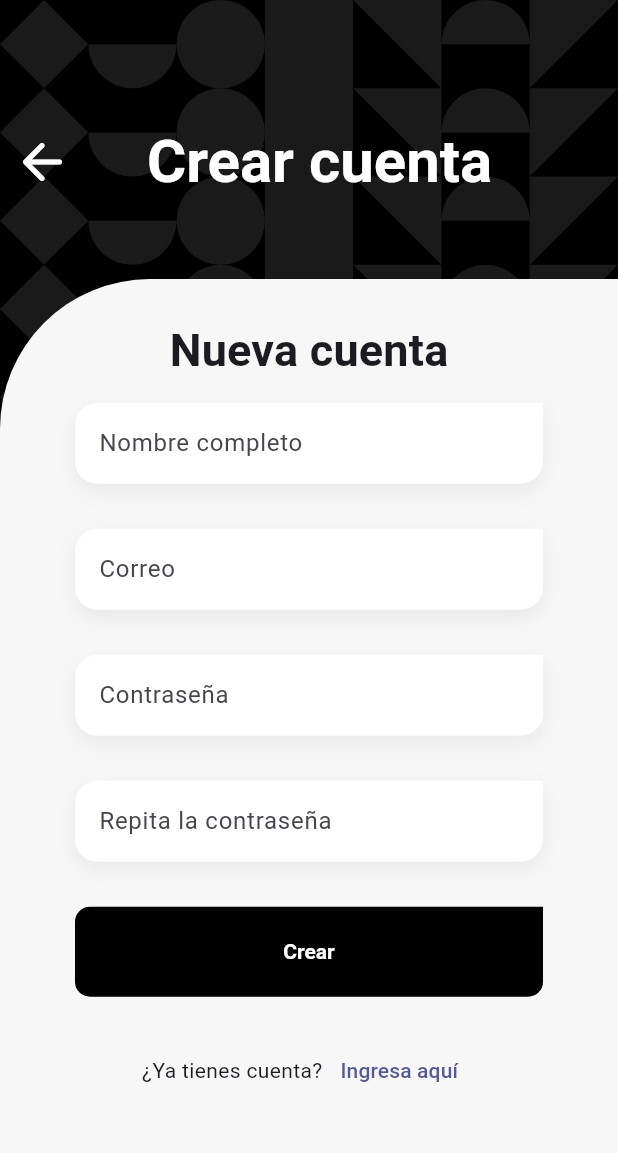
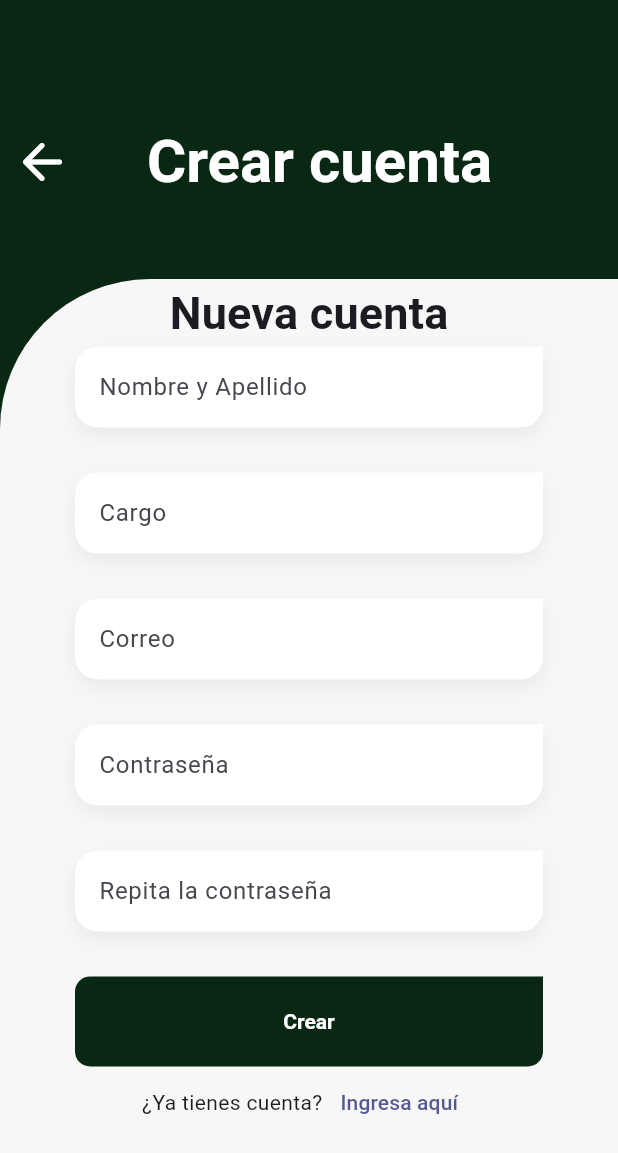
Before and after one commit to DanielaVillacis/ProyectoTitulacion, a Flutter app: the screen it shows after launch, after a tap on "Crea una aquí", on a phone screen of 412 x 824 dp. Shown: the top 1153 px of the screen. Run offline on Flutter 3.47's test engine with Material 3 defaults, Android fonts, the light colour scheme and no system bars; our stand-ins replace dio, flutter_dotenv, flutter_riverpod, formz, go_router, google_fonts and 1 more; project files that could hold a hidden picture were left out.

Commit message:
Configurar Register

```diff
--- a/lib/features/auth/presentation/screens/home_screen.dart
+++ b/lib/features/auth/presentation/screens/home_screen.dart
@@ -1,5 +1,4 @@
 import 'package:flutter/material.dart';
-import 'package:flutter_riverpod/flutter_riverpod.dart';
 import 'package:formulacionesctu/features/shared/shared.dart';
 
 
--- a/lib/features/auth/presentation/screens/login_screen.dart
+++ b/lib/features/auth/presentation/screens/login_screen.dart
@@ -27,7 +27,9 @@
                 const SizedBox( height: 80 ),
                 // Icon Banner
                 const Icon(
+                  //icono de unicio de sesion
                   Icons.assignment_turned_in_rounded,
+                  //Icons.factory_outlined,
                   color: Colors.white,
                   size: 110,
                 ),
@@ -111,7 +113,7 @@
             height: 60,
             child: CustomFilledButton(
               text: 'Ingresar',
-              buttonColor: Colors.black,
+              buttonColor:const Color.fromRGBO(9, 40, 19, 1),
               onPressed: loginForm.isPosting
                 ? null
                 : ref.read(loginFormProvider.notifier).onFormSubmit
--- a/lib/features/auth/presentation/screens/register_screen.dart
+++ b/lib/features/auth/presentation/screens/register_screen.dart
@@ -82,7 +82,13 @@
           // const SizedBox( height: 30 ),
 
           const CustomTextFormField(
-            label: 'Nombre completo',
+            label: 'Nombre y Apellido',
+            keyboardType: TextInputType.emailAddress,
+          ),
+          const SizedBox( height: 30 ),
+
+          const CustomTextFormField(
+            label: 'Cargo',
             keyboardType: TextInputType.emailAddress,
           ),
           const SizedBox( height: 30 ),
@@ -112,7 +118,7 @@
             height: 60,
             child: CustomFilledButton(
               text: 'Crear',
-              buttonColor: Colors.black,
+              buttonColor:const  Color.fromRGBO(9, 40, 19, 1),
               onPressed: (){
 
               },
--- a/lib/features/shared/widgets/geometrical_background.dart
+++ b/lib/features/shared/widgets/geometrical_background.dart
@@ -34,7 +34,7 @@
           Container(
             height: size.height * 0.7,
             decoration: const BoxDecoration(
-              color: Colors.black,
+              color: Color.fromRGBO(9, 40, 19, 1),
             ),
             child: Column(
               children: [
@@ -102,7 +102,7 @@
       width: borderSize,
       height: borderSize,
       decoration: BoxDecoration(
-        color: Colors.white10,
+        color:const Color.fromRGBO(9, 40, 19, 0.1),
         borderRadius: BorderRadius.circular(50)
       ),
     );
@@ -121,7 +121,7 @@
       width: borderSize,
       height: borderSize,
       decoration: const BoxDecoration(
-        color: Colors.white10,
+        color: Color.fromRGBO(9, 40, 19, 0.3),
       ),
     );
   }
@@ -149,7 +149,7 @@
   @override
   void paint(Canvas canvas, Size size) {
     final paint = Paint()
-      ..color = Colors.white10
+      ..color = const Color.fromRGBO(9, 40, 19, 0.3)
       ..style = PaintingStyle.fill;
 
     final path = Path();
@@ -186,7 +186,7 @@
   @override
   void paint(Canvas canvas, Size size) {
     final paint = Paint()
-      ..color = Colors.white10
+      ..color = const Color.fromRGBO(9, 40, 19, 0.3)
       ..style = PaintingStyle.fill;
 
     final path = Path();
@@ -223,7 +223,7 @@
   @override
   void paint(Canvas canvas, Size size) {
     final paint = Paint()
-      ..color = Colors.white10
+      ..color = const Color.fromRGBO(9, 40, 19, 0.3)
       ..style = PaintingStyle.fill;
 
     final path = Path();
@@ -262,7 +262,7 @@
   @override
   void paint(Canvas canvas, Size size) {
     final paint = Paint()
-      ..color = Colors.white10
+      ..color = const Color.fromRGBO(9, 40, 19, 0.3)
       ..style = PaintingStyle.fill;
 
     canvas.drawArc(
@@ -303,7 +303,7 @@
   @override
   void paint(Canvas canvas, Size size) {
     final paint = Paint()
-      ..color = Colors.white10
+      ..color = const Color.fromRGBO(9, 40, 19, 0.3)
       ..style = PaintingStyle.fill;
 
     canvas.drawArc(
```
Also changed, not shown: lib/features/auth/presentation/providers/register_form_provider.dart (added).
